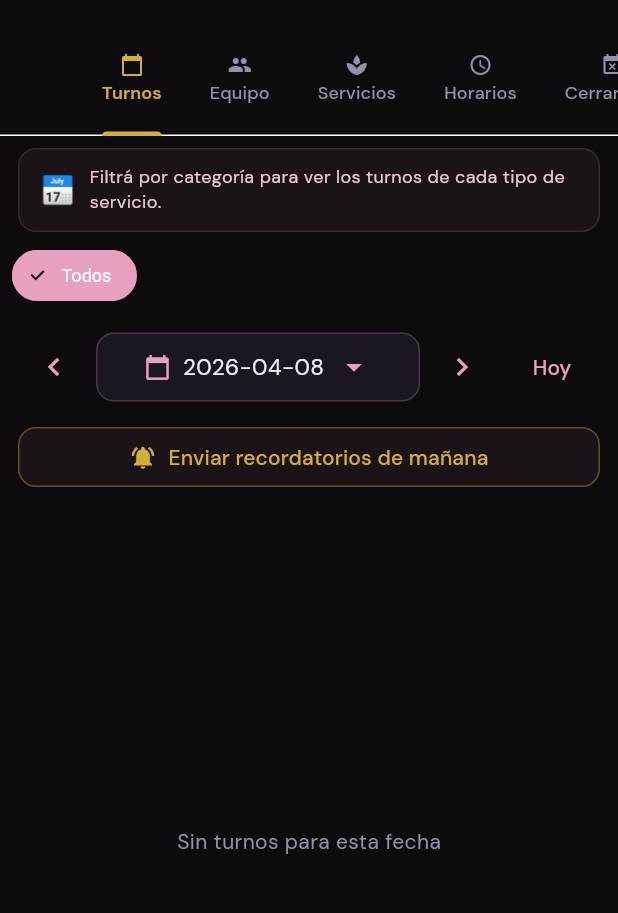
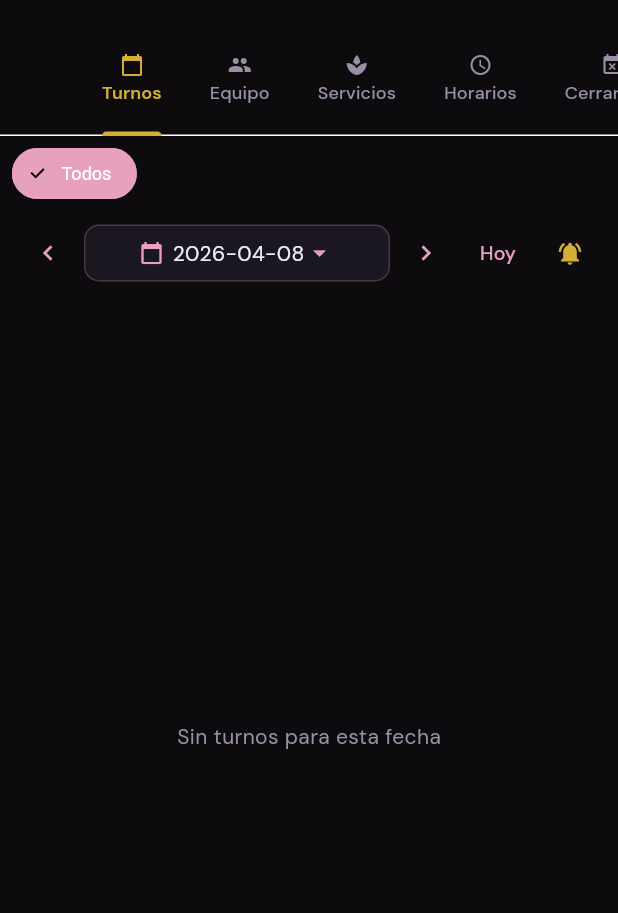
Before and after one commit to JiDomusic/bella_color, a Flutter app: the AdminDashboardScreen screen opened directly, on a phone screen of 412 x 824 dp, the part 59-972 px from its top. Run offline on Flutter 3.47's test engine with Material 3 defaults, Android fonts, the phone set to English and light mode, and no system bars; our stand-ins replace google_fonts, image_picker, shared_preferences, supabase_flutter, table_calendar; missing offline and left inert: dart:html, dart:ui_web, flex_color_picker, simple_barcode_scanner; accounts and stored records are empty; network calls fail.

Commit message:
CAETGORIAS  refrescoee

```diff
--- a/lib/models/service.dart
+++ b/lib/models/service.dart
@@ -102,11 +102,11 @@ class Service {
 
   static String categoriaLabel(String cat) {
     const labels = {
-      'unas': 'Unas',
+      'unas': 'Uñas',
       'maquillaje': 'Maquillaje',
       'masajes': 'Masajes',
-      'depilacion': 'Depilacion',
-      'pestanas': 'Pestanas',
+      'depilacion': 'Depilación',
+      'pestanas': 'Pestañas',
       'cejas': 'Cejas',
       'facial': 'Facial',
       'cabello': 'Cabello',
--- a/lib/screens/admin/admin_dashboard_screen.dart
+++ b/lib/screens/admin/admin_dashboard_screen.dart
@@ -687,7 +687,7 @@ class _AdminDashboardScreenState extends State<AdminDashboardScreen> with Ticker
     final turnosFiltrados = _filteredAppointments;
     return Column(
       children: [
-        _tabHint('📅', 'Filtrá por categoría para ver los turnos de cada tipo de servicio.'),
+        // Categoría + fecha + recordatorios compactos
         _categoriaChips(
           selected: _turnosCategoriaFilter,
           onSelected: (cat) => setState(() => _turnosCategoriaFilter = cat),
@@ -695,74 +695,66 @@ class _AdminDashboardScreenState extends State<AdminDashboardScreen> with Ticker
         ),
         // Date selector
         Padding(
-          padding: const EdgeInsets.all(12),
+          padding: const EdgeInsets.symmetric(horizontal: 8, vertical: 4),
           child: Row(
             children: [
               IconButton(
-                icon: const Icon(Icons.chevron_left),
+                icon: const Icon(Icons.chevron_left, size: 20),
                 color: _primary,
                 onPressed: () => _shiftDay(-1),
                 tooltip: 'Dia anterior',
-              ),
-              const SizedBox(width: 4),
+                constraints: const BoxConstraints(minWidth: 36, minHeight: 36),
+                padding: EdgeInsets.zero,
+              ),
               Expanded(
                 child: GestureDetector(
                   onTap: _pickDate,
                   child: Container(
-                    padding: const EdgeInsets.symmetric(horizontal: 16, vertical: 10),
+                    padding: const EdgeInsets.symmetric(horizontal: 12, vertical: 8),
                     decoration: BoxDecoration(
                       color: AppConfig.colorFondoCard,
-                      borderRadius: BorderRadius.circular(12),
+                      borderRadius: BorderRadius.circular(10),
                       border: Border.all(color: _primary.withAlpha(60)),
                     ),
                     child: Row(
                       mainAxisAlignment: MainAxisAlignment.center,
                       mainAxisSize: MainAxisSize.min,
                       children: [
-                        Icon(Icons.calendar_today, color: _primary, size: 18),
-                        const SizedBox(width: 8),
-                        Text(_selectedDate, style: const TextStyle(color: AppConfig.colorTexto, fontSize: 15)),
-                        const SizedBox(width: 8),
-                        Icon(Icons.arrow_drop_down, color: _primary),
+                        Icon(Icons.calendar_today, color: _primary, size: 16),
+                        const SizedBox(width: 6),
+                        Text(_selectedDate, style: const TextStyle(color: AppConfig.colorTexto, fontSize: 14)),
+                        Icon(Icons.arrow_drop_down, color: _primary, size: 20),
                       ],
                     ),
                   ),
                 ),
               ),
-              const SizedBox(width: 4),
               IconButton(
-                icon: const Icon(Icons.chevron_right),
+                icon: const Icon(Icons.chevron_right, size: 20),
                 color: _primary,
                 onPressed: () => _shiftDay(1),
                 tooltip: 'Dia siguiente',
-              ),
-              const SizedBox(width: 4),
+                constraints: const BoxConstraints(minWidth: 36, minHeight: 36),
+                padding: EdgeInsets.zero,
+              ),
               TextButton(
                 onPressed: () => _goToday(),
-                child: const Text('Hoy'),
+                style: TextButton.styleFrom(
+                  padding: const EdgeInsets.symmetric(horizontal: 8),
+                  minimumSize: const Size(40, 32),
+                ),
+                child: const Text('Hoy', style: TextStyle(fontSize: 13)),
+              ),
+              IconButton(
+                icon: Icon(Icons.notifications_active, size: 18, color: _accent),
+                onPressed: _showRemindersDialog,
+                tooltip: 'Enviar recordatorios de mañana',
+                constraints: const BoxConstraints(minWidth: 36, minHeight: 36),
+                padding: EdgeInsets.zero,
               ),
             ],
           ),
         ),
-        // Reminder button
-        Padding(
-          padding: const EdgeInsets.symmetric(horizontal: 12),
-          child: SizedBox(
-            width: double.infinity,
-            child: OutlinedButton.icon(
-              onPressed: _showRemindersDialog,
-              icon: const Icon(Icons.notifications_active, size: 18),
-              label: const Text('Enviar recordatorios de mañana'),
-              style: OutlinedButton.styleFrom(
-                foregroundColor: _accent,
-                side: BorderSide(color: _accent.withAlpha(100)),
-                padding: const EdgeInsets.symmetric(vertical: 10),
-                shape: RoundedRectangleBorder(borderRadius: BorderRadius.circular(12)),
-              ),
-            ),
-          ),
-        ),
-        const SizedBox(height: 8),
         // Appointments list
         Expanded(
           child: turnosFiltrados.isEmpty
```
Also changed, not shown: 1 other file.
